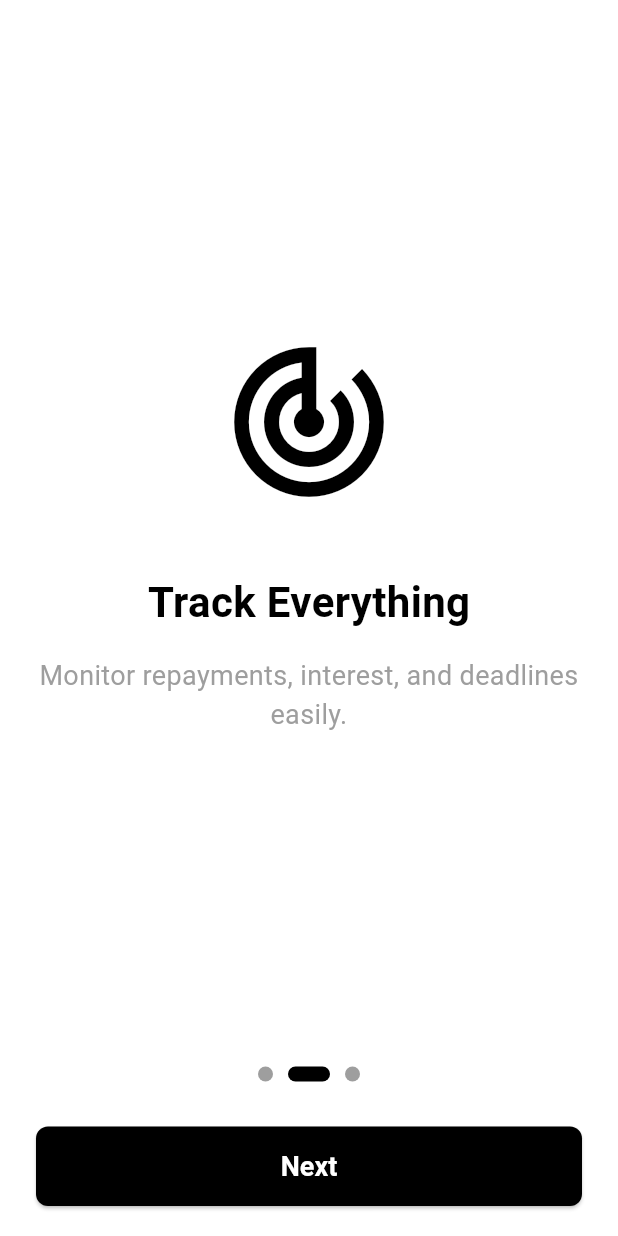
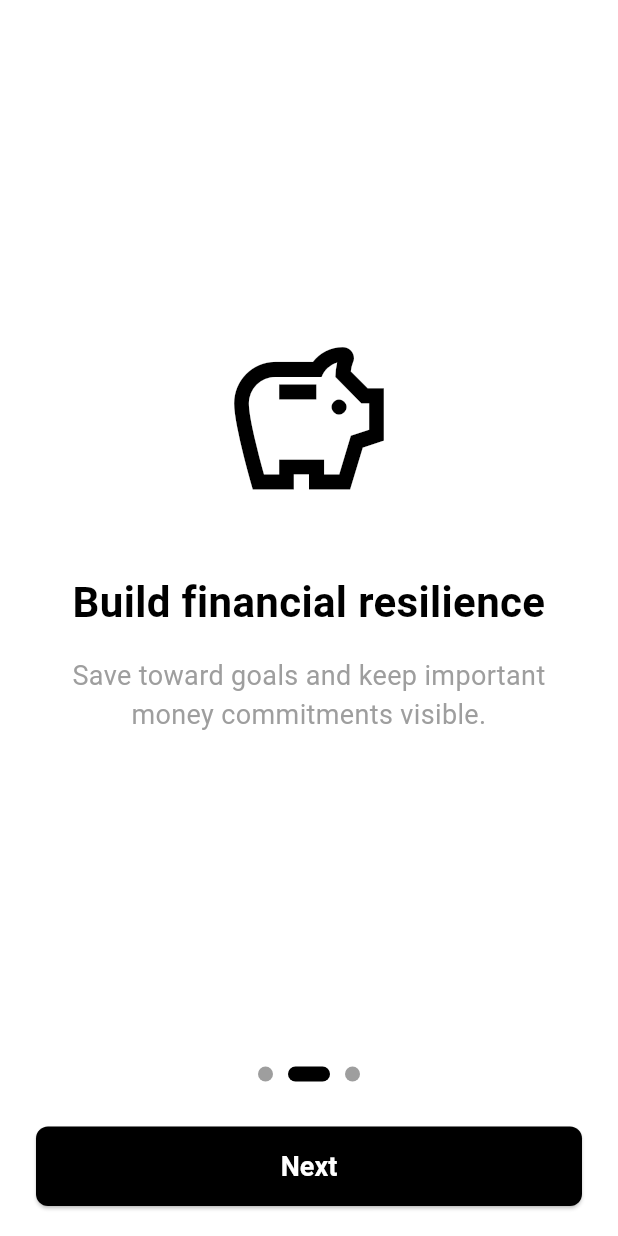
Before and after one commit to lynelk/OpFin, a Flutter app: the screen it shows after launch, after a tap on "Next", on a phone screen of 412 x 824 dp. Run offline on Flutter 3.47's test engine with Material 3 defaults, Android fonts, the light colour scheme and no system bars; our stand-ins replace flutter_secure_storage, lottie, shared_preferences.

Commit message:
Guard Flutter onboarding navigation after async storage

```diff
--- a/opfin-frontend/lib/onboarding_screen.dart
+++ b/opfin-frontend/lib/onboarding_screen.dart
@@ -15,36 +15,46 @@ class _OnboardingScreenState extends State<OnboardingScreen> {
 
   final List<_OnboardModel> pages = [
     _OnboardModel(
-      title: "Fast & Easy Loans",
-      description: "Apply for loans instantly with a seamless process.",
-      icon: Icons.speed,
+      title: 'Understand your money',
+      description: 'See what needs attention and what you can do next.',
+      icon: Icons.explore_outlined,
     ),
     _OnboardModel(
-      title: "Track Everything",
-      description: "Monitor repayments, interest, and deadlines easily.",
-      icon: Icons.track_changes,
+      title: 'Build financial resilience',
+      description: 'Save toward goals and keep important money commitments visible.',
+      icon: Icons.savings_outlined,
     ),
     _OnboardModel(
-      title: "Secure & Reliable",
-      description: "Your financial data is protected at all times.",
-      icon: Icons.security,
+      title: 'Access finance responsibly',
+      description: 'Understand affordability, costs, repayments, and your options before you borrow.',
+      icon: Icons.account_balance_wallet_outlined,
     ),
   ];
 
-  void _next() async {
+  Future<void> _next() async {
     if (_currentIndex < pages.length - 1) {
-      _controller.nextPage(
+      await _controller.nextPage(
         duration: const Duration(milliseconds: 300),
         curve: Curves.easeInOut,
       );
-    } else {
-      SharedPreferences prefs = await SharedPreferences.getInstance();
-      await prefs.setBool("seenOnboarding", true);
-      Navigator.pushReplacement(
-        context,
-        MaterialPageRoute(builder: (_) => const RegisterScreen()),
-      );
+      return;
     }
+
+    final prefs = await SharedPreferences.getInstance();
+    await prefs.setBool('seenOnboarding', true);
+
+    if (!mounted) return;
+
+    Navigator.pushReplacement(
+      context,
+      MaterialPageRoute(builder: (_) => const RegisterScreen()),
+    );
+  }
+
+  @override
+  void dispose() {
+    _controller.dispose();
+    super.dispose();
   }
 
   @override
@@ -59,16 +69,17 @@ class _OnboardingScreenState extends State<OnboardingScreen> {
                 itemCount: pages.length,
                 onPageChanged: (i) => setState(() => _currentIndex = i),
                 itemBuilder: (_, i) {
-                  final p = pages[i];
+                  final page = pages[i];
                   return Padding(
-                    padding: const EdgeInsets.all(24.0),
+                    padding: const EdgeInsets.all(24),
                     child: Column(
                       mainAxisAlignment: MainAxisAlignment.center,
                       children: [
-                        Icon(p.icon, size: 120, color: Colors.black),
+                        Icon(page.icon, size: 120, color: Colors.black),
                         const SizedBox(height: 40),
                         Text(
-                          p.title,
+                          page.title,
+                          textAlign: TextAlign.center,
                           style: const TextStyle(
                             fontSize: 28,
                             fontWeight: FontWeight.bold,
@@ -76,7 +87,7 @@ class _OnboardingScreenState extends State<OnboardingScreen> {
                         ),
                         const SizedBox(height: 16),
                         Text(
-                          p.description,
+                          page.description,
                           textAlign: TextAlign.center,
                           style: const TextStyle(
                             fontSize: 18,
@@ -89,8 +100,6 @@ class _OnboardingScreenState extends State<OnboardingScreen> {
                 },
               ),
             ),
-
-            // Dot Indicators
             Row(
               mainAxisAlignment: MainAxisAlignment.center,
               children: List.generate(
@@ -107,10 +116,7 @@ class _OnboardingScreenState extends State<OnboardingScreen> {
                 ),
               ),
             ),
-
             const SizedBox(height: 30),
-
-            // Next / Get Started Button
             Padding(
               padding: const EdgeInsets.symmetric(horizontal: 24),
               child: SizedBox(
@@ -122,13 +128,12 @@ class _OnboardingScreenState extends State<OnboardingScreen> {
                     backgroundColor: Colors.black,
                   ),
                   child: Text(
-                    _currentIndex == pages.length - 1 ? "Get Started" : "Next",
+                    _currentIndex == pages.length - 1 ? 'Get Started' : 'Next',
                     style: const TextStyle(fontSize: 18),
                   ),
                 ),
               ),
             ),
-
             const SizedBox(height: 20),
           ],
         ),
@@ -142,6 +147,9 @@ class _OnboardModel {
   final String description;
   final IconData icon;
 
-  _OnboardModel(
-      {required this.title, required this.description, required this.icon});
+  const _OnboardModel({
+    required this.title,
+    required this.description,
+    required this.icon,
+  });
 }
```
